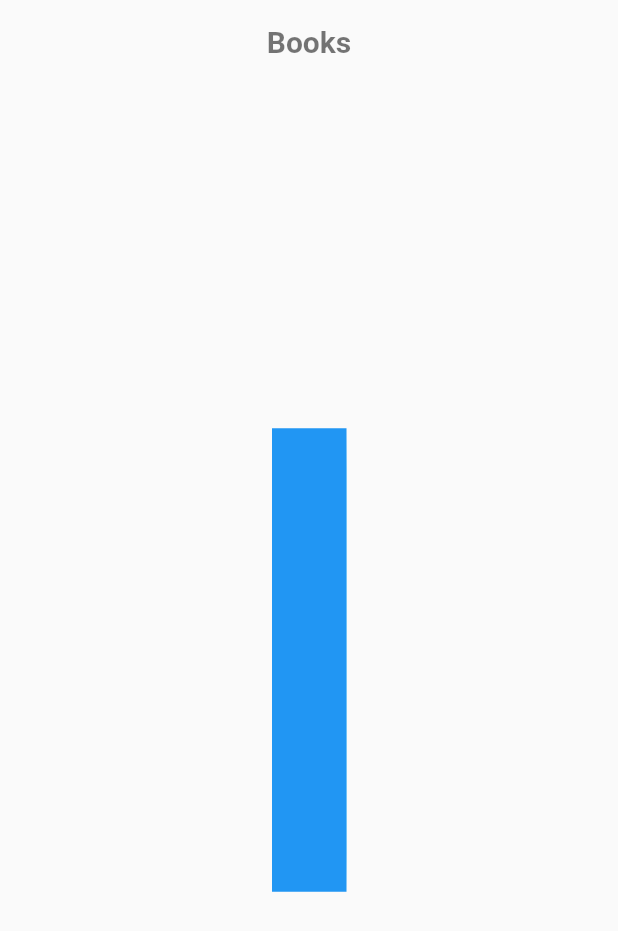
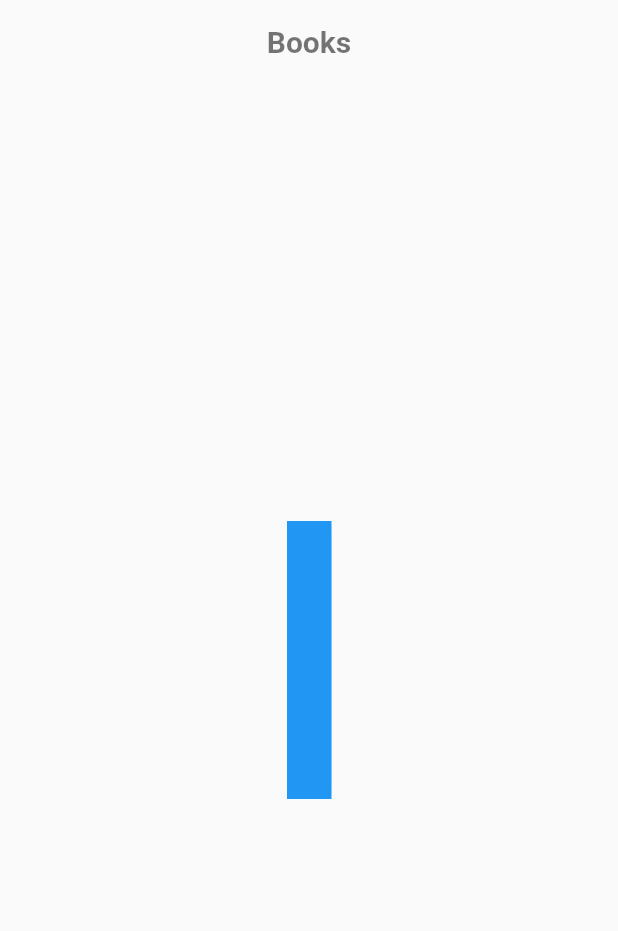
Before and after one commit to samuelhk0595/books_app, a Flutter app: the screen it shows after launch, on a phone screen of 412 x 824 dp. Shown: the top 931 px of the screen. Run offline on Flutter 3.47's test engine with Material 2 defaults, Android fonts, the phone set to English and light mode, and no system bars.

Commit message:
Implements cover opening animation

```diff
--- a/lib/main.dart
+++ b/lib/main.dart
@@ -45,7 +45,11 @@ class _MyHomePageState extends State<MyHomePage> {
         elevation: 0.0,
         backgroundColor: Colors.transparent,
       ),
-      body: Center(child: Book3D()),
+      body: Center(
+          child: Book3D(
+        width: Device.width * 0.3,
+        spineWidth: 30,
+      )),
     );
   }
 }
--- /dev/null
+++ b/lib/utils/multi_listener_util.dart
@@ -0,0 +1,23 @@
+import 'package:flutter/material.dart';
+
+class MultiListener extends Listenable {
+  MultiListener({
+    required this.firstListener,
+    required this.secondListener,
+  });
+
+  Listenable firstListener;
+  Listenable secondListener;
+
+  @override
+  void addListener(VoidCallback listener) {
+    firstListener.addListener(listener);
+    secondListener.addListener(listener);
+  }
+
+  @override
+  void removeListener(VoidCallback listener) {
+    firstListener.removeListener(listener);
+    secondListener.removeListener(listener);
+  }
+}
--- a/lib/widgets/book_3d_widget.dart
+++ b/lib/widgets/book_3d_widget.dart
@@ -1,8 +1,12 @@
-import 'package:books_app/utils/device_util.dart';
+import 'package:books_app/utils/multi_listener_util.dart';
 import 'package:flutter/material.dart';
 
 class Book3D extends StatefulWidget {
-  Book3D({Key? key}) : super(key: key);
+  Book3D({Key? key, required this.width, required this.spineWidth})
+      : super(key: key);
+
+  final double width;
+  final double spineWidth;
 
   @override
   _Book3DState createState() => _Book3DState();
@@ -11,6 +15,9 @@ class Book3D extends StatefulWidget {
 class _Book3DState extends State<Book3D> with TickerProviderStateMixin {
   late AnimationController bookYAxisController;
   late Animation<double> bookYAnimation;
+
+  late AnimationController coverYAxisController;
+  late Animation<double> coverYAnimation;
 
   @override
   void initState() {
@@ -21,15 +28,30 @@ class _Book3DState extends State<Book3D> with TickerProviderStateMixin {
     bookYAnimation = Tween<double>(begin: 0.0, end: 1.0).animate(
       CurvedAnimation(parent: bookYAxisController, curve: Curves.easeInOutCirc),
     );
+
+    coverYAxisController =
+        AnimationController(vsync: this, duration: Duration(milliseconds: 800));
+
+    coverYAnimation = Tween<double>(begin: 0.0, end: 1.0).animate(
+      CurvedAnimation(
+          parent: coverYAxisController, curve: Curves.easeInOutCirc),
+    );
   }
 
-  double get coverWidth => Device.width * 0.5;
-  double get spineWidth => 50;
+  double get coverWidth => widget.width;
+  double get spineWidth => widget.spineWidth;
   double get containerWidth => spineWidth + (coverWidth * bookYAnimation.value);
 
   @override
   Widget build(BuildContext context) {
     return InkWell(
+      onLongPress: () {
+        if (coverYAnimation.isDismissed) {
+          coverYAxisController.forward();
+        } else {
+          coverYAxisController.reverse();
+        }
+      },
       onTap: () {
         if (bookYAnimation.isDismissed) {
           bookYAxisController.forward();
@@ -41,7 +63,10 @@ class _Book3DState extends State<Book3D> with TickerProviderStateMixin {
       highlightColor: Colors.transparent,
       hoverColor: Colors.transparent,
       child: AnimatedBuilder(
-          animation: bookYAnimation,
+          animation: MultiListener(
+            firstListener: bookYAnimation,
+            secondListener: coverYAnimation,
+          ),
           builder: (context, snapshot) {
             return Container(
               margin: marginCenterFixer(),
@@ -50,7 +75,8 @@ class _Book3DState extends State<Book3D> with TickerProviderStateMixin {
                 child: _BookWidget(
                   coverWidth: coverWidth,
                   spineWidth: spineWidth,
-                  coverAnimationValue: bookYAnimation.value,
+                  bookAnimationValue: bookYAnimation.value,
+                  coverAnimationValue: coverYAnimation.value,
                 ),
                 scrollDirection: Axis.horizontal,
                 physics: NeverScrollableScrollPhysics(),
@@ -71,12 +97,14 @@ class _BookWidget extends StatelessWidget {
     required this.spineWidth,
     required this.coverWidth,
     this.aspectRatio = 1.5,
+    this.bookAnimationValue = 0.0,
     this.coverAnimationValue = 0.0,
   }) : super(key: key);
 
   final double spineWidth;
   final double coverWidth;
   final double aspectRatio;
+  final double bookAnimationValue;
   final double coverAnimationValue;
 
   double get bookHeight => coverWidth * aspectRatio;
@@ -92,22 +120,38 @@ class _BookWidget extends StatelessWidget {
           axisValue: computeSpineYAxisValue(),
           child: _BookSpine(spineWidth: spineWidth, bookHeight: bookHeight),
         ),
-        transformYAxis(
-            alignment: Alignment.centerLeft,
-            axisValue: computeCoverYAxisValue(),
-            child: _BookCover(coverWidth: coverWidth, bookHeight: bookHeight))
+        Stack(
+          fit: StackFit.loose,
+          children: [
+            Offstage(
+              offstage: coverAnimationValue == 0.0,
+              child: _BookPages(coverWidth: coverWidth, bookHeight: bookHeight),
+            ),
+            transformYAxis(
+                alignment: Alignment.centerLeft,
+                axisValue:
+                    computeCoverYAxisValue() + computeCoverOpenAnimation(),
+                child:
+                    _BookCover(coverWidth: coverWidth, bookHeight: bookHeight)),
+          ],
+        )
       ],
       mainAxisSize: MainAxisSize.min,
     );
   }
 
   double computeSpineYAxisValue() {
-    return coverAnimationValue * bookYAngleAplitude;
+    return bookAnimationValue * bookYAngleAplitude;
   }
 
   double computeCoverYAxisValue() {
     final coverAngleValue = (0.0 - bookYAngleAplitude);
-    return coverAngleValue - (coverAnimationValue * coverAngleValue);
+    return coverAngleValue - (bookAnimationValue * coverAngleValue);
+  }
+
+  double computeCoverOpenAnimation() {
+    final openCoverValue = bookYAngleAplitude * 2;
+    return openCoverValue * coverAnimationValue;
   }
 
   Widget transformYAxis({
@@ -121,6 +165,40 @@ class _BookWidget extends StatelessWidget {
         ..setEntry(3, 2, 0.001)
         ..rotateY(axisValue),
       child: child,
+    );
+  }
+}
+
+class _BookPages extends StatelessWidget {
+  const _BookPages({
+    Key? key,
+    required this.coverWidth,
+    required this.bookHeight,
+  }) : super(key: key);
+
+  final double coverWidth;
+  final double bookHeight;
+
+  double get pageWidth => coverWidth * 0.97;
+  double get pageHeight => bookHeight * 0.98;
+
+  @override
+  Widget build(BuildContext context) {
+    return Container(
+      child: Container(
+        width: pageWidth,
+        height: pageHeight,
+        color: Colors.white,
+      ),
+      alignment: Alignment.centerLeft,
+      width: coverWidth,
+      height: bookHeight,
+      decoration: BoxDecoration(
+          color: Colors.blue,
+          borderRadius: BorderRadius.only(
+            topRight: Radius.circular(2.5),
+            bottomRight: Radius.circular(2.5),
+          )),
     );
   }
 }
```
